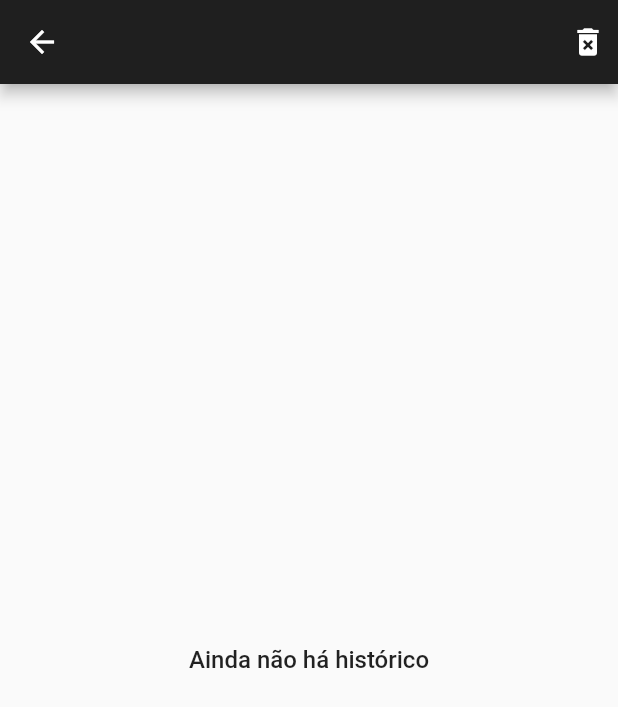
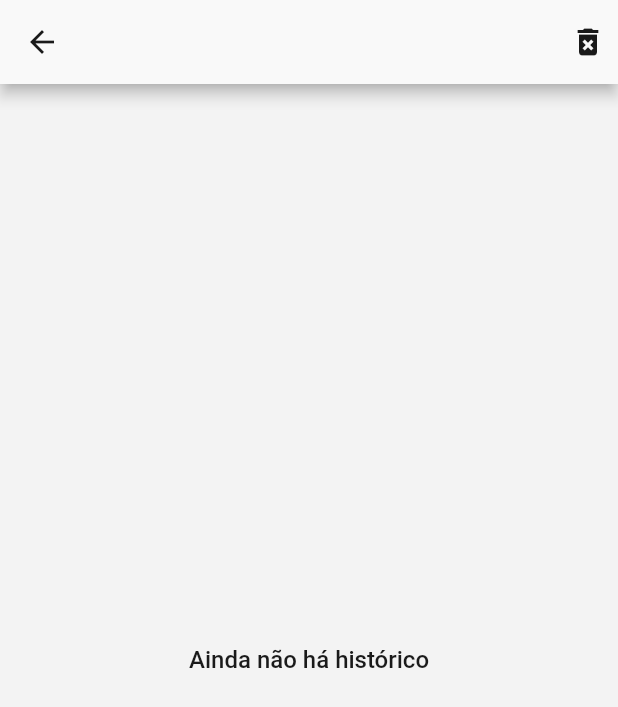
Before and after one commit to BrunoRabbit/calculator-flutter, a Flutter app: the screen it shows after launch, after a tap on the "history" icon, on a phone screen of 412 x 824 dp. Shown: the top 707 px of the screen. Run offline on Flutter 3.47's test engine with Material 2 defaults, Android fonts, the phone set to English and light mode, and no system bars; our stand-ins replace decimal.

Commit message:
feat: implement dark and light theme

```diff
--- a/lib/app.dart
+++ b/lib/app.dart
@@ -1,5 +1,7 @@
 import 'package:calculator/controllers/calculator_controller.dart';
+import 'package:calculator/controllers/theme_controller.dart';
 import 'package:calculator/screens/home_page.dart';
+import 'package:calculator/theme_data.dart';
 import 'package:flutter/material.dart';
 import 'package:provider/provider.dart';
 import 'package:flutter_localizations/flutter_localizations.dart';
@@ -18,10 +20,18 @@ class Application extends StatefulWidget {
 class _ApplicationState extends State<Application> {
   @override
   Widget build(BuildContext context) {
-    return ChangeNotifierProvider(
+    return MultiProvider(
+      providers: [
+        ChangeNotifierProvider<CalculatorController>(
           create: (context) => CalculatorController(),
-      child: MaterialApp(
-        title: 'Flutter Demo',
+        ),
+        ChangeNotifierProvider<ThemeController>(
+          create: (context) => ThemeController(),
+        ),
+      ],
+      child: Consumer<ThemeController>(
+        builder: (context, value, child) {
+          return MaterialApp(
             debugShowCheckedModeBanner: false,
             localizationsDelegates: const [
               GlobalMaterialLocalizations.delegate,
@@ -31,10 +41,12 @@ class _ApplicationState extends State<Application> {
             supportedLocales: const [
               Locale('pt', 'BR'),
             ],
-        theme: ThemeData(
-          primarySwatch: Colors.blue,
-        ),
+            theme: value.isThemeChanged
+                ? ActualTheme.themeDark
+                : ActualTheme.themeLight,
             home: const HomePage(),
+          );
+        },
       ),
     );
   }
--- a/lib/screens/history_page.dart
+++ b/lib/screens/history_page.dart
@@ -8,38 +8,44 @@ class HistoryPage extends StatelessWidget {
   @override
   Widget build(BuildContext context) {
     final _controller = Provider.of<CalculatorController>(context);
-    const defaultPadding = 12.0;
-    const style = TextStyle(
+    final theme = Theme.of(context).colorScheme;
+
+    const kDefaultPadding = 12.0;
+    final style = TextStyle(
       fontSize: 16,
+      color: theme.tertiary,
       fontWeight: FontWeight.w500,
     );
 
     return Scaffold(
+      backgroundColor: theme.background,
       appBar: AppBar(
-        backgroundColor: const Color(0xff1F1F1F),
+        backgroundColor: theme.secondary,
         leading: GestureDetector(
           onTap: () {
             Navigator.of(context).pop();
           },
-          child: const Icon(
+          child: Icon(
             Icons.arrow_back,
+            color: theme.tertiary,
           ),
         ),
         actions: [
           GestureDetector(
             onTap: () => _controller.deleteHistory(),
-            child: const Padding(
-              padding: EdgeInsets.only(right: 8.0),
+            child: Padding(
+              padding: const EdgeInsets.only(right: 8.0),
               child: Icon(
                 Icons.delete_forever,
+                color: theme.tertiary,
               ),
             ),
           ),
         ],
       ),
       body: _controller.model.isEmpty
-          ? const Padding(
-              padding: EdgeInsets.all(defaultPadding / 1.5),
+          ? Padding(
+              padding: const EdgeInsets.all(kDefaultPadding / 1.5),
               child: Center(
                 child: Text(
                   'Ainda não há histórico',
@@ -48,7 +54,7 @@ class HistoryPage extends StatelessWidget {
               ),
             )
           : Padding(
-              padding: const EdgeInsets.only(top: defaultPadding / 3),
+              padding: const EdgeInsets.only(top: kDefaultPadding / 3),
               child: ListView.builder(
                 itemCount: _controller.model.length,
                 itemBuilder: (context, index) {
@@ -56,18 +62,20 @@ class HistoryPage extends StatelessWidget {
 
                   return Padding(
                     padding: const EdgeInsets.symmetric(
-                      vertical: defaultPadding / 3,
-                      horizontal: defaultPadding / 1.5,
+                      vertical: kDefaultPadding / 3,
+                      horizontal: kDefaultPadding / 1.5,
                     ),
                     child: Container(
                       height: 80,
                       alignment: Alignment.centerRight,
                       decoration: BoxDecoration(
-                        color: Colors.black12,
-                        borderRadius: BorderRadius.circular(defaultPadding),
+                        color: theme.brightness == Brightness.dark
+                            ? theme.secondary.withOpacity(0.4)
+                            : Colors.black12,
+                        borderRadius: BorderRadius.circular(kDefaultPadding),
                       ),
                       child: Padding(
-                        padding: const EdgeInsets.all(defaultPadding),
+                        padding: const EdgeInsets.all(kDefaultPadding),
                         child: Row(
                           mainAxisAlignment: MainAxisAlignment.spaceBetween,
                           children: [
--- a/lib/theme_data.dart
+++ b/lib/theme_data.dart
@@ -2,37 +2,28 @@ import 'package:calculator/utils/colors/app_colors.dart';
 import 'package:flutter/material.dart';
 
 class ActualTheme {
-  // static final
-  ThemeData themeLight = ThemeData(
-    colorScheme: ThemeData().colorScheme.copyWith(
+  // ? Light Theme
+  static final ThemeData themeLight = ThemeData.from(
+    colorScheme: _lightColorScheme,
+  );
+
+  static final ColorScheme _lightColorScheme = ThemeData().colorScheme.copyWith(
         primary: AppColors.kLightEqualButton,
         secondary: AppColors.kLightButtonColor,
         tertiary: AppColors.kLightTextColor,
         background: AppColors.kLightBackground,
         brightness: Brightness.light,
-        ),
       );
 
-  // static final
-  ThemeData themeDark = ThemeData(
-    colorScheme: ThemeData().colorScheme.copyWith(
+  // ? Dark Theme
+  static final ThemeData themeDark = ThemeData.from(
+    colorScheme: _darkColorScheme,
+  );
+  static final ColorScheme _darkColorScheme = ThemeData().colorScheme.copyWith(
         primary: AppColors.kButtonEqualBackgroundColor,
         secondary: AppColors.kButtonBackgroundColor,
         tertiary: AppColors.kNumberOperationColor,
         background: AppColors.kBackgroundColor,
         brightness: Brightness.dark,
-        ),
-
-    // colorScheme: ColorScheme.fromSwatch(
-    //   accentColor: Colors.yellow,
-    //   backgroundColor: Colors.green,
-    //   cardColor: Colors.brown,
-    //   primaryColorDark: Colors.purple,
-    //   primarySwatch: Colors.red,
-    // ),
-    // primaryColor: Colors.red,
       );
-  // primaryColor: AppColors.kButtonEqualBackgroundColor,
-
-  // colorScheme: ColorScheme.dark().copyWith(background: Colors.red),
 }
--- a/lib/utils/colors/app_colors.dart
+++ b/lib/utils/colors/app_colors.dart
@@ -1,6 +1,9 @@
 import 'package:flutter/material.dart';
 
 class AppColors {
+  // ? General Colors
+  // static const Color kAppbarColor = Color(0xFF636366);
+
   // ? Dark Theme
   static const Color kBackgroundColor = Color(0xff1F1F1F);
   static const Color kNumberOperationColor = Color(0xffFEFEFE);
@@ -12,5 +15,4 @@ class AppColors {
   static const Color kLightBackground = Color(0xffF3F3F3);
   static const Color kLightButtonColor = Color(0xffF9F9F9);
   static const Color kLightTextColor = Color(0xff1A1A1A);
-
 }
--- a/lib/widgets/toggle_button_widget.dart
+++ b/lib/widgets/toggle_button_widget.dart
@@ -1,5 +1,7 @@
+import 'package:calculator/controllers/theme_controller.dart';
 import 'package:flutter/cupertino.dart';
 import 'package:flutter/material.dart';
+import 'package:provider/provider.dart';
 
 class ToggleButtonWidget extends StatefulWidget {
   const ToggleButtonWidget({Key? key}) : super(key: key);
@@ -17,6 +19,7 @@ class _ToggleButtonWidgetState extends State<ToggleButtonWidget> {
 
   @override
   Widget build(BuildContext context) {
+    final _controller = Provider.of<ThemeController>(context);
     return Align(
       alignment: Alignment.topLeft,
       child: Padding(
@@ -28,6 +31,7 @@ class _ToggleButtonWidgetState extends State<ToggleButtonWidget> {
             setState(() {
               segmentedControlGroupValue = int.parse(i.toString());
             });
+            _controller.changeTheme();
           },
         ),
       ),
```
Lines whose indentation alone changed are shown as unchanged.
